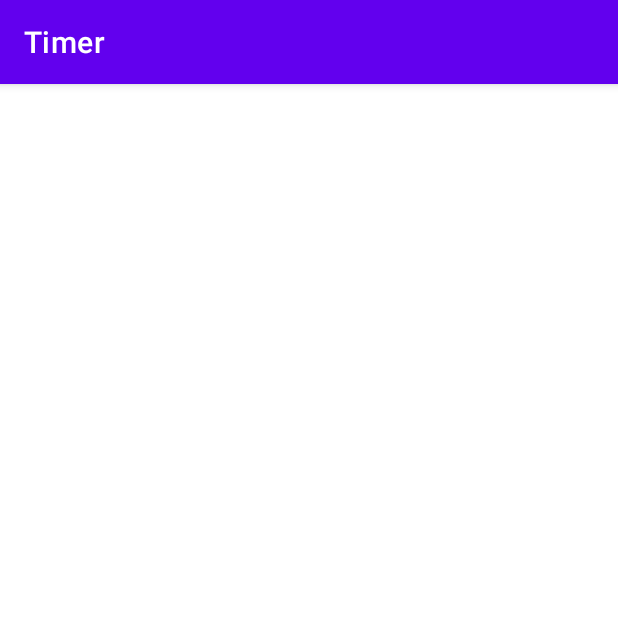
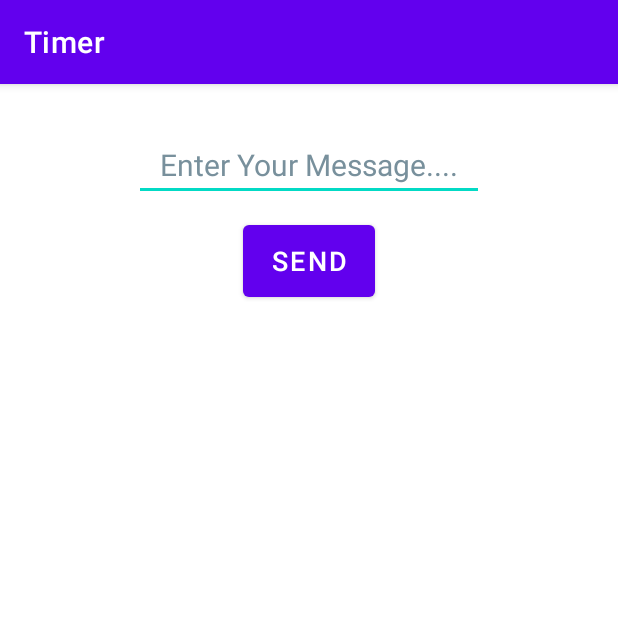
Before and after one commit to fareezatariq/Timer-Messenger, an Android app: the Messenger screen opened directly, with no data from a screen before it, on a phone screen of 412 x 824 dp, the top half of it. Run offline under Robolectric (Android 15) with nearby library versions, the phone set to English and light mode, and no system bars.

Commit message:
Completed Messenger layout

```diff
--- a/app/src/main/res/layout/activity_messenger.xml
+++ b/app/src/main/res/layout/activity_messenger.xml
@@ -1,9 +1,40 @@
 <?xml version="1.0" encoding="utf-8"?>
-<androidx.constraintlayout.widget.ConstraintLayout xmlns:android="http://schemas.android.com/apk/res/android"
+<LinearLayout xmlns:android="http://schemas.android.com/apk/res/android"
     xmlns:app="http://schemas.android.com/apk/res-auto"
     xmlns:tools="http://schemas.android.com/tools"
+    android:orientation="vertical"
     android:layout_width="match_parent"
     android:layout_height="match_parent"
     tools:context=".Messenger">
 
-</androidx.constraintlayout.widget.ConstraintLayout>
+    <EditText
+        android:id="@+id/btnMessage"
+        android:layout_width="wrap_content"
+        android:layout_height="wrap_content"
+        android:layout_gravity="center_horizontal"
+        android:layout_marginLeft="30dp"
+        android:layout_marginTop="30dp"
+        android:layout_marginRight="30dp"
+        android:ems="10"
+        android:gravity="center_horizontal"
+        android:hint="@string/enter_your_message"
+        android:inputType="textPersonName"
+        android:textColorHint="#78909C"
+        android:textSize="20sp"
+        tools:layout_editor_absoluteX="85dp"
+        tools:layout_editor_absoluteY="20dp"
+        android:importantForAutofill="no" />
+
+    <Button
+        android:id="@+id/btnSend"
+        android:layout_width="wrap_content"
+        android:layout_height="60dp"
+        android:layout_gravity="center_horizontal"
+        android:layout_marginLeft="30dp"
+        android:layout_marginTop="10dp"
+        android:layout_marginRight="30dp"
+        android:text="@string/send"
+        android:textSize="18sp"
+        tools:layout_editor_absoluteX="125dp"
+        tools:layout_editor_absoluteY="89dp" />
+</LinearLayout>
--- a/app/src/main/res/values/strings.xml
+++ b/app/src/main/res/values/strings.xml
@@ -6,4 +6,7 @@
     <string name="stop">Stop</string>
     <string name="start">Start</string>
     <string name="reset">Reset</string>
+    <string name="enter_your_message">Enter Your Message....</string>
+    <string name="send">Send</string>
+    <string name="choose">Send Message Via....</string>
 </resources>
```
